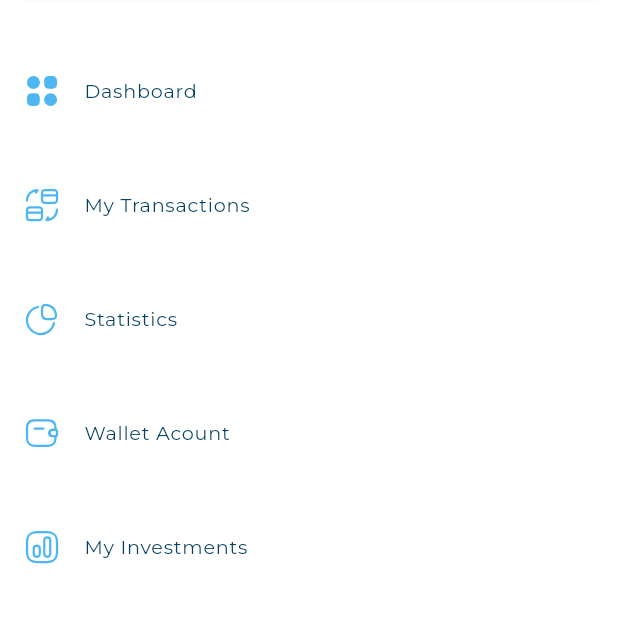
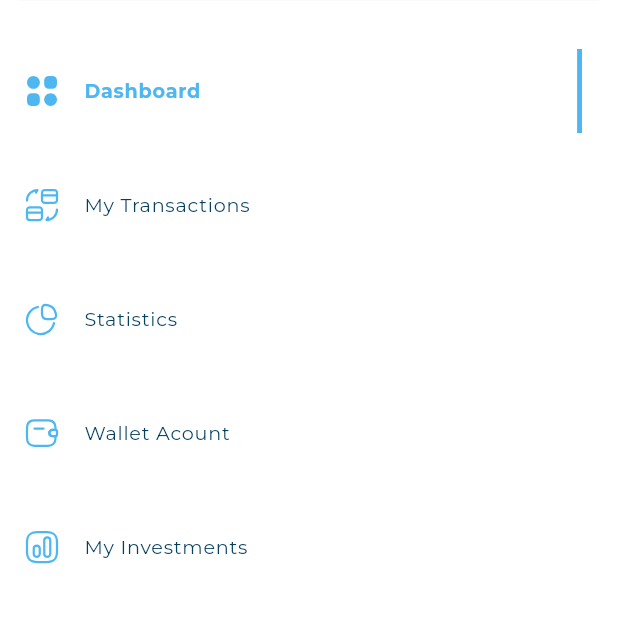
Before and after one commit to MohamedMahmoudAli/responsive_dashboard_design, a Flutter app: the DesktopLayout screen opened directly, on a phone screen of 412 x 824 dp, the part 89-712 px from its top. Run offline on Flutter 3.47's test engine with Material 3 defaults, Android fonts, the phone set to English and light mode, and no system bars; our stand-ins replace flutter_svg; project files that could hold a hidden picture were left out.

Commit message:
active and in active drawe item

```diff
--- /dev/null
+++ b/lib/views/Widget/active_drawer_item.dart
@@ -0,0 +1,25 @@
+import 'package:flutter/material.dart';
+import 'package:flutter_svg/svg.dart';
+import 'package:responsive_dashboard/models/drawer_item_model.dart';
+import 'package:responsive_dashboard/utils/app_style.dart';
+
+class ActiveDrawerItem extends StatelessWidget {
+  const ActiveDrawerItem({
+    super.key,
+    required this.model,
+  });
+
+  final DraweItemModel model;
+
+  @override
+  Widget build(BuildContext context) {
+    return ListTile(
+      leading: SvgPicture.asset(model.image),
+      title: Text(model.title, style: AppStyles.styleBold16(context)),
+      trailing: Container(
+        width: 3.27,
+        color: const Color(0xFF4EB7F2),
+      ),
+    );
+  }
+}
--- a/lib/views/Widget/drawer_item.dart
+++ b/lib/views/Widget/drawer_item.dart
@@ -2,6 +2,8 @@ import 'package:flutter/material.dart';
 import 'package:flutter_svg/svg.dart';
 import 'package:responsive_dashboard/models/drawer_item_model.dart';
 import 'package:responsive_dashboard/utils/app_style.dart';
+import 'package:responsive_dashboard/views/Widget/active_drawer_item.dart';
+import 'package:responsive_dashboard/views/Widget/in_active_drawer_item.dart';
 
 class DrawerItem extends StatelessWidget {
   const DrawerItem({super.key, required this.model, required this.isActive});
@@ -10,9 +12,10 @@ class DrawerItem extends StatelessWidget {
 
   @override
   Widget build(BuildContext context) {
-    return ListTile(
-      leading: SvgPicture.asset(model.image),
-      title: Text(model.title, style: AppStyles.styleRegular16(context)),
-    );
+    return isActive
+        ? ActiveDrawerItem(
+            model: model,
+          )
+        : InActiveDrawerItem(model: model);
   }
 }
--- a/lib/views/Widget/drawer_items_list_view.dart
+++ b/lib/views/Widget/drawer_items_list_view.dart
@@ -34,19 +34,17 @@ class _DrawerItemsListViewState extends State<DrawerItemsListView> {
         itemCount: drawerItems.length,
         itemBuilder: (context, index) => GestureDetector(
               onTap: () {
-                if(activeIndex!=index){
+                if (activeIndex != index) {
                   setState(() {
-                  activeIndex = index;
-                });
+                    activeIndex = index;
+                  });
                 }
-
-
               },
               child: Padding(
                 padding: const EdgeInsets.only(top: 20.0),
                 child: DrawerItem(
                   model: drawerItems[index],
-                  isActive: true,
+                  isActive: activeIndex == index,
                 ),
               ),
             ));
--- /dev/null
+++ b/lib/views/Widget/in_active_drawer_item.dart
@@ -0,0 +1,21 @@
+import 'package:flutter/material.dart';
+import 'package:flutter_svg/svg.dart';
+import 'package:responsive_dashboard/models/drawer_item_model.dart';
+import 'package:responsive_dashboard/utils/app_style.dart';
+
+class InActiveDrawerItem extends StatelessWidget {
+  const InActiveDrawerItem({
+    super.key,
+    required this.model,
+  });
+
+  final DraweItemModel model;
+
+  @override
+  Widget build(BuildContext context) {
+    return ListTile(
+      leading: SvgPicture.asset(model.image),
+      title: Text(model.title, style: AppStyles.styleRegular16(context)),
+    );
+  }
+}
```
